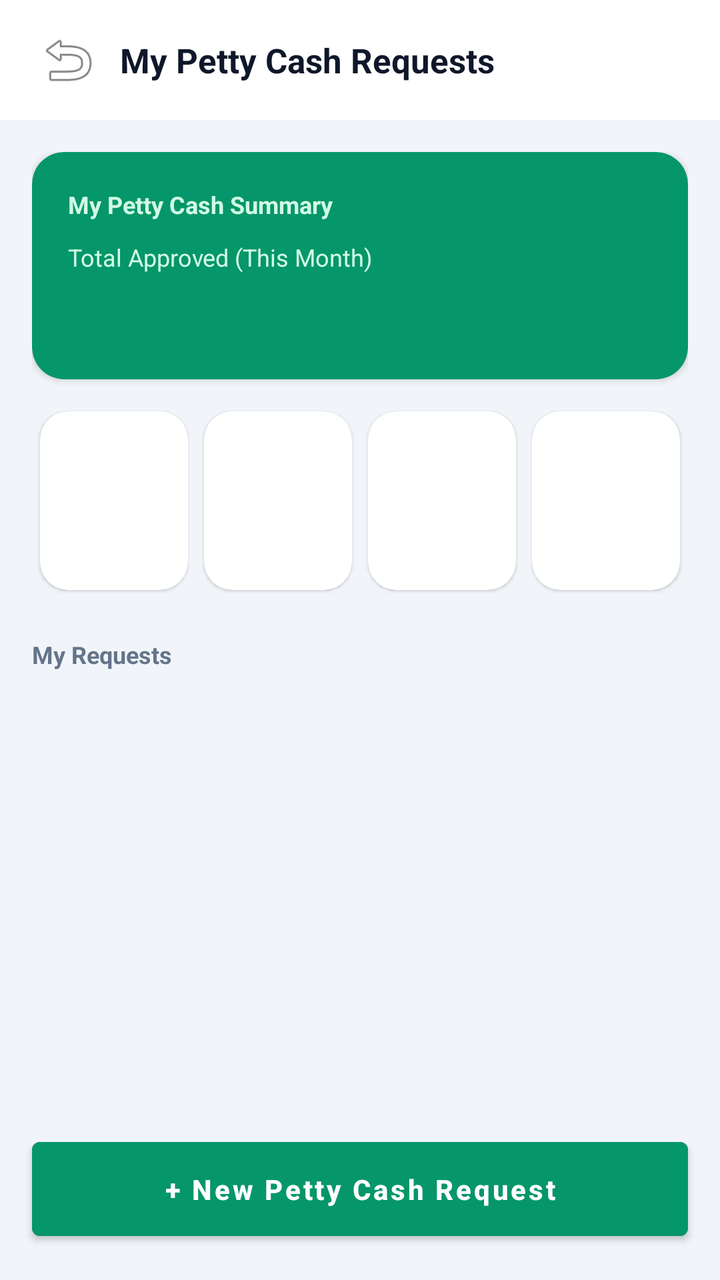
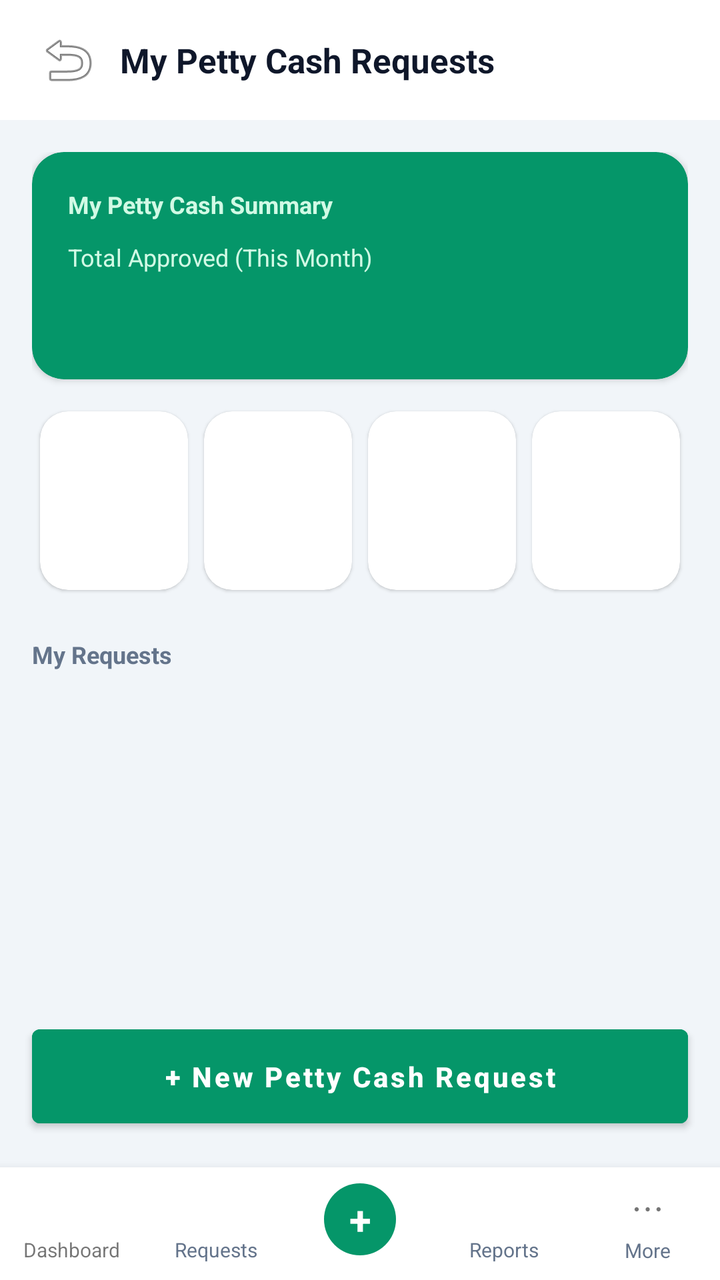

The first picture is an Android layout as it rendered before a commit; the second is the same layout after the commit. The layout source and the unified diff follow.
<!-- AndroidManifest.xml: application theme Theme.DataBridge -->
<!-- res/layout/fragment_petty_cash_my_requests.xml -->
<?xml version="1.0" encoding="utf-8"?>
<FrameLayout
    xmlns:android="http://schemas.android.com/apk/res/android"
    xmlns:app="http://schemas.android.com/apk/res-auto"
    android:layout_width="match_parent"
    android:layout_height="match_parent"
    android:background="#F1F5F9">

    <LinearLayout
        android:layout_width="match_parent"
        android:layout_height="match_parent"
        android:orientation="vertical">

        
        <LinearLayout
            android:layout_width="match_parent"
            android:layout_height="wrap_content"
            android:orientation="horizontal"
            android:gravity="center_vertical"
            android:paddingHorizontal="16dp"
            android:paddingVertical="12dp"
            android:background="#FFFFFF">

            <ImageButton
                android:id="@+id/btnPcMyRequestsBack"
                android:layout_width="36dp"
                android:layout_height="36dp"
                android:src="@android:drawable/ic_menu_revert"
                android:background="?attr/selectableItemBackgroundBorderless"
                android:contentDescription="Back" />

            <TextView
                android:id="@+id/tvPcMyRequestsTitle"
                android:layout_width="0dp"
                android:layout_weight="1"
                android:layout_height="wrap_content"
                android:text="My Petty Cash Requests"
                android:textSize="17sp"
                android:textStyle="bold"
                android:textColor="#0F172A"
                android:layout_marginStart="8dp" />

            
            <TextView
                android:id="@+id/tvPcMyRequestsBranchName"
                android:layout_width="wrap_content"
                android:layout_height="wrap_content"
                android:background="@drawable/bg_branch_switcher_chip"
                android:paddingHorizontal="12dp"
                android:paddingVertical="6dp"
                android:textSize="12sp"
                android:textStyle="bold"
                android:textColor="#0F172A"
                android:drawablePadding="4dp"
                android:gravity="center_vertical"
                android:maxWidth="140dp"
                android:ellipsize="end"
                android:maxLines="1"
                android:visibility="gone" />
        </LinearLayout>

        <ProgressBar
            android:id="@+id/pbPcMyRequestsLoading"
            android:layout_width="wrap_content"
            android:layout_height="wrap_content"
            android:layout_gravity="center"
            android:layout_marginTop="60dp"
            android:visibility="gone" />

        <LinearLayout
            android:id="@+id/layoutPcMyRequestsError"
            android:layout_width="match_parent"
            android:layout_height="wrap_content"
            android:orientation="vertical"
            android:gravity="center"
            android:padding="24dp"
            android:visibility="gone">

            <TextView
                android:id="@+id/tvPcMyRequestsError"
                android:layout_width="wrap_content"
                android:layout_height="wrap_content"
                android:textColor="#B91C1C"
                android:gravity="center" />

            <Button
                android:id="@+id/btnPcMyRequestsRetry"
                android:layout_width="wrap_content"
                android:layout_height="wrap_content"
                android:layout_marginTop="12dp"
                android:text="Retry"
                android:textAllCaps="false" />
        </LinearLayout>

        <ScrollView
            android:id="@+id/scrollPcMyRequests"
            android:layout_width="match_parent"
            android:layout_height="0dp"
            android:layout_weight="1"
            android:fillViewport="true"
            android:clipToPadding="false"
            android:paddingBottom="16dp">

            <LinearLayout
                android:layout_width="match_parent"
                android:layout_height="wrap_content"
                android:orientation="vertical"
                android:padding="16dp">

                
                <androidx.cardview.widget.CardView
                    android:layout_width="match_parent"
                    android:layout_height="wrap_content"
                    app:cardCornerRadius="16dp"
                    app:cardElevation="2dp"
                    app:cardBackgroundColor="#059669">

                    <LinearLayout
                        android:layout_width="match_parent"
                        android:layout_height="wrap_content"
                        android:orientation="vertical"
                        android:padding="18dp">

                        <TextView
                            android:layout_width="wrap_content"
                            android:layout_height="wrap_content"
                            android:text="My Petty Cash Summary"
                            android:textSize="12sp"
                            android:textStyle="bold"
                            android:textColor="#D1FAE5" />

                        <TextView
                            android:layout_width="wrap_content"
                            android:layout_height="wrap_content"
                            android:layout_marginTop="10dp"
                            android:text="Total Approved (This Month)"
                            android:textSize="12sp"
                            android:textColor="#D1FAE5" />

                        <TextView
                            android:id="@+id/tvPcMyRequestsApprovedTotal"
                            android:layout_width="wrap_content"
                            android:layout_height="wrap_content"
                            android:fontFamily="monospace"
                            android:textSize="26sp"
                            android:textStyle="bold"
                            android:textColor="#FFFFFF" />
                    </LinearLayout>
                </androidx.cardview.widget.CardView>

                
                <LinearLayout
                    android:layout_width="match_parent"
                    android:layout_height="wrap_content"
                    android:orientation="horizontal"
                    android:layout_marginTop="12dp">

                    <include layout="@layout/item_petty_cash_stat_card" android:id="@+id/statPcMyRequestsTotal" />
                    <include layout="@layout/item_petty_cash_stat_card" android:id="@+id/statPcMyRequestsPending" />
                    <include layout="@layout/item_petty_cash_stat_card" android:id="@+id/statPcMyRequestsApproved" />
                    <include layout="@layout/item_petty_cash_stat_card" android:id="@+id/statPcMyRequestsSettled" />
                </LinearLayout>

                <LinearLayout
                    android:layout_width="match_parent"
                    android:layout_height="wrap_content"
                    android:orientation="horizontal"
                    android:gravity="center_vertical"
                    android:layout_marginTop="20dp">

                    <TextView
                        android:layout_width="0dp"
                        android:layout_weight="1"
                        android:layout_height="wrap_content"
                        android:text="My Requests"
                        android:textSize="12sp"
                        android:textStyle="bold"
                        android:textColor="#64748B" />
                </LinearLayout>

                <androidx.cardview.widget.CardView
                    android:layout_width="match_parent"
                    android:layout_height="wrap_content"
                    android:layout_marginTop="8dp"
                    app:cardCornerRadius="16dp"
                    app:cardElevation="1dp">

                    <LinearLayout
                        android:id="@+id/layoutPcMyRequestsList"
                        android:layout_width="match_parent"
                        android:layout_height="wrap_content"
                        android:orientation="vertical" />
                </androidx.cardview.widget.CardView>

            </LinearLayout>
        </ScrollView>

        
        <Button
            android:id="@+id/btnPcMyRequestsNew"
            android:layout_width="match_parent"
            android:layout_height="wrap_content"
            android:layout_margin="16dp"
            android:text="+ New Petty Cash Request"
            android:textAllCaps="false"
            android:textStyle="bold"
            android:textColor="#FFFFFF"
            android:backgroundTint="#059669"
            android:paddingVertical="14dp" />
    </LinearLayout>
</FrameLayout>
<!-- res/layout/item_petty_cash_stat_card.xml (included above) -->
<?xml version="1.0" encoding="utf-8"?>
<androidx.cardview.widget.CardView
    xmlns:android="http://schemas.android.com/apk/res/android"
    xmlns:app="http://schemas.android.com/apk/res-auto"
    android:layout_width="0dp"
    android:layout_height="wrap_content"
    android:layout_weight="1"
    android:layout_margin="4dp"
    android:foreground="?attr/selectableItemBackground"
    app:cardCornerRadius="14dp"
    app:cardElevation="1dp">

    <LinearLayout
        android:layout_width="match_parent"
        android:layout_height="wrap_content"
        android:orientation="vertical"
        android:padding="10dp">

        <TextView
            android:id="@+id/tvStatCardIcon"
            android:layout_width="28dp"
            android:layout_height="28dp"
            android:textSize="13sp"
            android:gravity="center" />

        <TextView
            android:id="@+id/tvStatCardLabel"
            android:layout_width="wrap_content"
            android:layout_height="wrap_content"
            android:layout_marginTop="8dp"
            android:textSize="10sp"
            android:textColor="#64748B"
            android:maxLines="2" />

        <TextView
            android:id="@+id/tvStatCardValue"
            android:layout_width="wrap_content"
            android:layout_height="wrap_content"
            android:layout_marginTop="2dp"
            android:fontFamily="monospace"
            android:textStyle="bold"
            android:textSize="13sp"
            android:textColor="#0F172A" />

        <TextView
            android:id="@+id/tvStatCardCount"
            android:layout_width="wrap_content"
            android:layout_height="wrap_content"
            android:textSize="10sp"
            android:textColor="#94A3B8"
            android:visibility="gone" />
    </LinearLayout>
</androidx.cardview.widget.CardView>
<!-- resources referenced by this layout -->
<resources>
  <!-- drawable bg_branch_switcher_chip (drawable) -->
  <?xml version="1.0" encoding="utf-8"?>
  <shape xmlns:android="http://schemas.android.com/apk/res/android"
      android:shape="rectangle">
      <solid android:color="#E7F6F8" />
      <stroke android:width="1dp" android:color="@color/theme_accent" />
      <corners android:radius="14dp" />
  </shape>
  <style name="Theme.DataBridge" parent="Theme.MaterialComponents.DayNight.NoActionBar">
      <item name="colorPrimary">#00d4ff</item>
      <item name="colorPrimaryVariant">#16213e</item>
      <item name="colorOnPrimary">#ffffff</item>
      <item name="colorSecondary">#00d4ff</item>
      <item name="android:statusBarColor">#1a1a2e</item>
  </style>
  <color name="theme_accent">#0099b8</color>
</resources>

<!-- the commit's change to res/layout/fragment_petty_cash_my_requests.xml (unified diff, before → after) -->
@@ -207,6 +207,8 @@
             android:textColor="#FFFFFF"
             android:backgroundTint="#059669"
             android:paddingVertical="14dp" />
+
+        <include layout="@layout/layout_petty_cash_bottom_nav" />
     </LinearLayout>
 </FrameLayout>
 <!-- res/layout/item_petty_cash_stat_card.xml (included above) -->
@@ -263,3 +265,142 @@
             android:visibility="gone" />
     </LinearLayout>
 </androidx.cardview.widget.CardView>
+<!-- res/layout/layout_petty_cash_bottom_nav.xml (included above) -->
+<?xml version="1.0" encoding="utf-8"?>
+<LinearLayout xmlns:android="http://schemas.android.com/apk/res/android"
+    android:layout_width="match_parent"
+    android:layout_height="wrap_content"
+    android:orientation="horizontal"
+    android:background="#FFFFFF"
+    android:elevation="8dp"
+    android:paddingVertical="8dp">
+
+    <LinearLayout
+        android:id="@+id/navPcHome"
+        android:layout_width="0dp"
+        android:layout_weight="1"
+        android:layout_height="wrap_content"
+        android:orientation="vertical"
+        android:gravity="center"
+        android:clickable="true"
+        android:focusable="true"
+        android:background="?attr/selectableItemBackgroundBorderless">
+
+        <TextView
+            android:id="@+id/tvNavPcHomeIcon"
+            android:layout_width="wrap_content"
+            android:layout_height="wrap_content"
+            android:text="\uD83C\uDFE0"
+            android:textSize="18sp" />
+
+        <TextView
+            android:id="@+id/tvNavPcHomeLabel"
+            android:layout_width="wrap_content"
+            android:layout_height="wrap_content"
+            android:text="Dashboard"
+            android:textSize="10sp"
+            android:layout_marginTop="2dp" />
+    </LinearLayout>
+
+    <LinearLayout
+        android:id="@+id/navPcRequests"
+        android:layout_width="0dp"
+        android:layout_weight="1"
+        android:layout_height="wrap_content"
+        android:orientation="vertical"
+        android:gravity="center"
+        android:clickable="true"
+        android:focusable="true"
+        android:background="?attr/selectableItemBackgroundBorderless">
+
+        <TextView
+            android:layout_width="wrap_content"
+            android:layout_height="wrap_content"
+            android:text="\uD83D\uDCCB"
+            android:textSize="18sp" />
+
+        <TextView
+            android:id="@+id/tvNavPcRequestsLabel"
+            android:layout_width="wrap_content"
+            android:layout_height="wrap_content"
+            android:text="Requests"
+            android:textSize="10sp"
+            android:textColor="#64748B"
+            android:layout_marginTop="2dp" />
+    </LinearLayout>
+
+    <LinearLayout
+        android:id="@+id/navPcNew"
+        android:layout_width="0dp"
+        android:layout_weight="1"
+        android:layout_height="wrap_content"
+        android:orientation="vertical"
+        android:gravity="center"
+        android:clickable="true"
+        android:focusable="true"
+        android:background="?attr/selectableItemBackgroundBorderless">
+
+        <TextView
+            android:layout_width="36dp"
+            android:layout_height="36dp"
+            android:text="+"
+            android:textSize="20sp"
+            android:textStyle="bold"
+            android:textColor="#FFFFFF"
+            android:gravity="center"
+            android:background="@drawable/bg_pc_avatar_circle"
+            android:backgroundTint="#059669" />
+    </LinearLayout>
+
+    <LinearLayout
+        android:id="@+id/navPcReports"
+        android:layout_width="0dp"
+        android:layout_weight="1"
+        android:layout_height="wrap_content"
+        android:orientation="vertical"
+        android:gravity="center"
+        android:clickable="true"
+        android:focusable="true"
+        android:background="?attr/selectableItemBackgroundBorderless">
+
+        <TextView
+            android:layout_width="wrap_content"
+            android:layout_height="wrap_content"
+            android:text="\uD83D\uDCCA"
+            android:textSize="18sp" />
+
+        <TextView
+            android:layout_width="wrap_content"
+            android:layout_height="wrap_content"
+            android:text="Reports"
+            android:textSize="10sp"
+            android:textColor="#64748B"
+            android:layout_marginTop="2dp" />
+    </LinearLayout>
+
+    <LinearLayout
+        android:id="@+id/navPcMore"
+        android:layout_width="0dp"
+        android:layout_weight="1"
+        android:layout_height="wrap_content"
+        android:orientation="vertical"
+        android:gravity="center"
+        android:clickable="true"
+        android:focusable="true"
+        android:background="?attr/selectableItemBackgroundBorderless">
+
+        <TextView
+            android:layout_width="wrap_content"
+            android:layout_height="wrap_content"
+            android:text="\u22EF"
+            android:textSize="18sp" />
+
+        <TextView
+            android:layout_width="wrap_content"
+            android:layout_height="wrap_content"
+            android:text="More"
+            android:textSize="10sp"
+            android:textColor="#64748B"
+            android:layout_marginTop="2dp" />
+    </LinearLayout>
+</LinearLayout>
<!-- resource entries referenced after the edit -->
@@ -7,6 +7,12 @@
       <solid android:color="#E7F6F8" />
       <stroke android:width="1dp" android:color="@color/theme_accent" />
       <corners android:radius="14dp" />
+  </shape>
+  <!-- drawable bg_pc_avatar_circle (drawable) -->
+  <?xml version="1.0" encoding="utf-8"?>
+  <shape xmlns:android="http://schemas.android.com/apk/res/android"
+      android:shape="oval">
+      <solid android:color="#E2E8F0" />
   </shape>
   <style name="Theme.DataBridge" parent="Theme.MaterialComponents.DayNight.NoActionBar">
       <item name="colorPrimary">#00d4ff</item>
